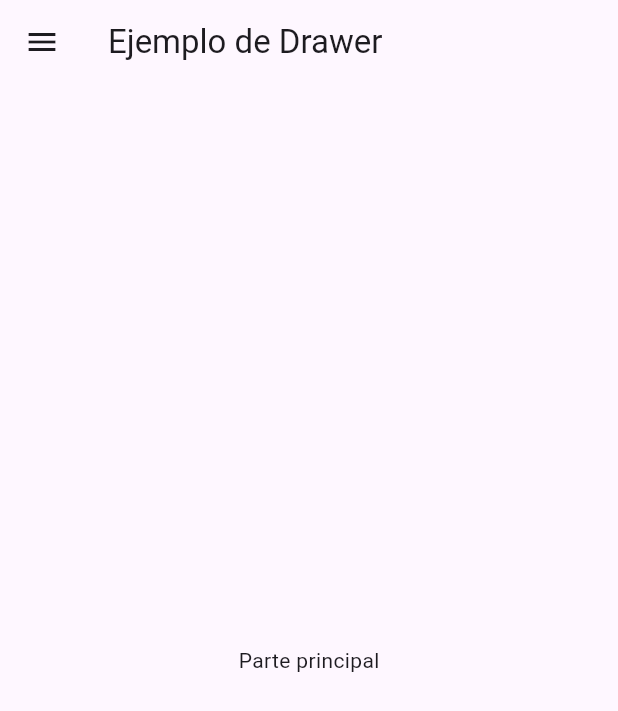
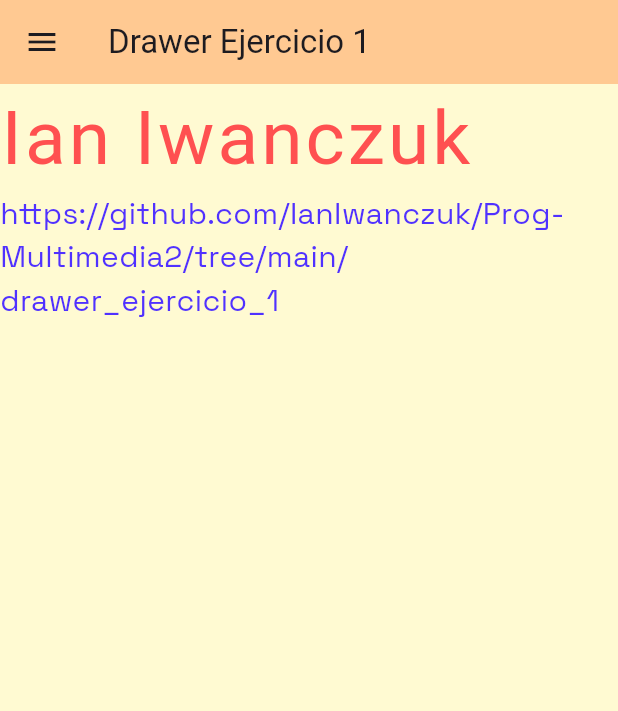
Before and after one commit to IanIwanczuk/Prog-Multimedia2, a Flutter app: the screen it shows after launch, on a phone screen of 412 x 824 dp. Shown: the top 711 px of the screen. Run offline on Flutter 3.47's test engine with Material 3 defaults, Android fonts, the light colour scheme and no system bars; our stand-ins replace google_fonts.

Commit message:
Funciones basicas

```diff
--- a/drawer_ejercicio_1/lib/main.dart
+++ b/drawer_ejercicio_1/lib/main.dart
@@ -1,24 +1,53 @@
 import 'package:flutter/material.dart';
-import 'Screens/MenuLateral.dart';
+import 'package:google_fonts/google_fonts.dart';
+import 'Screens/SideMenu.dart';
 
-void main() => runApp(const MyApp());
+void main() => runApp(
+ const MainApp()
+);
 
-class MyApp extends StatelessWidget {
-  const MyApp({super.key});
+class MainApp extends StatelessWidget {
+  const MainApp({super.key});
 
-  // This widget is the root of your application.
   @override
   Widget build(BuildContext context) {
     return MaterialApp(
-        title: 'Ejemplo de drawer',
+        debugShowCheckedModeBanner: false,
+        title: 'drawerEjercicio',
         home: Scaffold(
+
           appBar: AppBar(
-            title: const Text("Ejemplo de Drawer"),
+            title: const Text("Drawer Ejercicio 1"),
+            backgroundColor: const Color.fromRGBO(255, 201, 146, 1),
           ),
-          drawer: const MenuLateral(),
-          body: const Center(
-            child: Text("Parte principal"),
-          ),
-        ));
+
+          drawer: const SideMenu(),
+
+          body: ListView(
+            children: [
+              Text(
+                "Ian Iwanczuk",
+                style: GoogleFonts.protestStrike(
+                  color: const Color.fromARGB(255, 255, 80, 80),
+                  letterSpacing: 2,
+                  fontSize: 50,
+                ),
+              ),
+              Text(
+                "https://github.com/IanIwanczuk/Prog-Multimedia2/tree/main/drawer_ejercicio_1",
+                style: GoogleFonts.spaceGrotesk(
+                  color: const Color.fromARGB(255, 80, 49, 255),
+                  fontSize: 20,
+                ),
+              ),
+            ],),
+
+          backgroundColor: const Color.fromRGBO(255, 250, 210, 1),
+
+        )
+
+    );
+
   }
+
 }
```
Also changed, not shown: drawer_ejercicio_1/lib/Screens/Enlace1.dart (deleted, +0 -19 lines), drawer_ejercicio_1/lib/Screens/MenuLateral.dart (deleted, +0 -48 lines), drawer_ejercicio_1/lib/Screens/Pagina1.dart (renamed from drawer_ejercicio_1/lib/Screens/Enlace2.dart, +6 -4 lines), drawer_ejercicio_1/lib/Screens/Pagina2.dart (added, +19 -0 lines), drawer_ejercicio_1/lib/Screens/Pagina3.dart (added, +19 -0 lines), drawer_ejercicio_1/lib/Screens/SideMenu.dart (added, +93 -0 lines), drawer_ejercicio_1/pubspec.yaml (+7 -0 lines), drawer_ejercicio_1/assets/images/img1.jpg (added), drawer_ejercicio_1/assets/images/img2.jpg (added), drawer_ejercicio_1/assets/images/img3.jpg (added), drawer_ejercicio_1/assets/images/img4.jpg (added), drawer_ejercicio_1/assets/images/img5.png (added), drawer_ejercicio_1/pubspec.lock, 3 other files.
